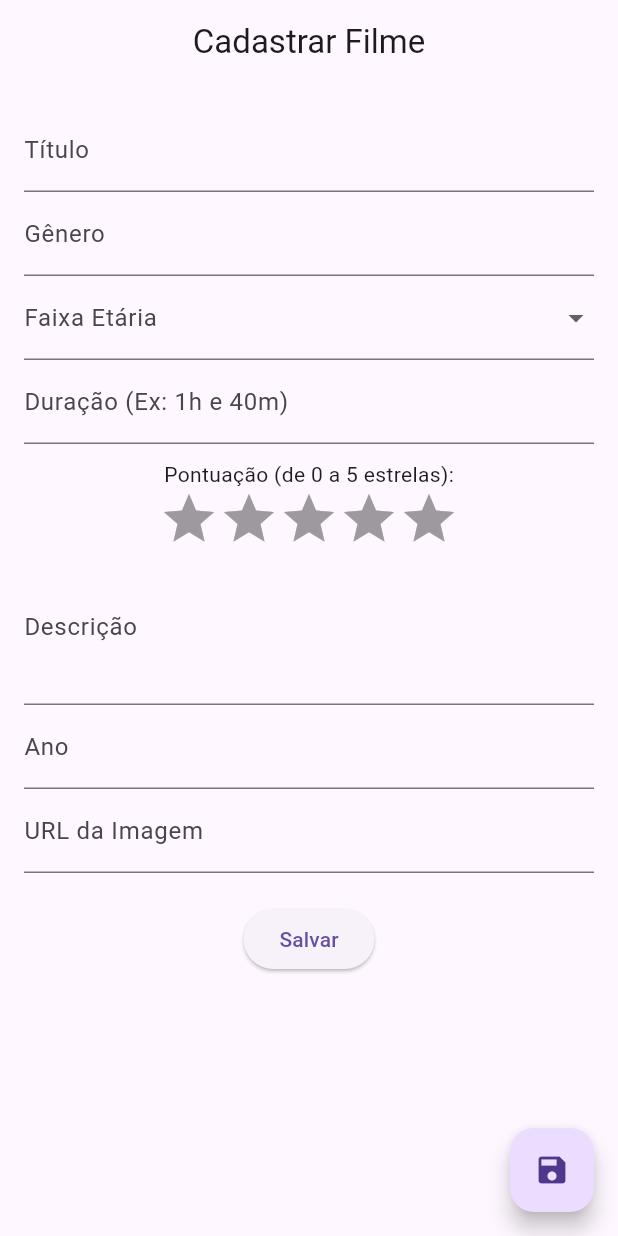
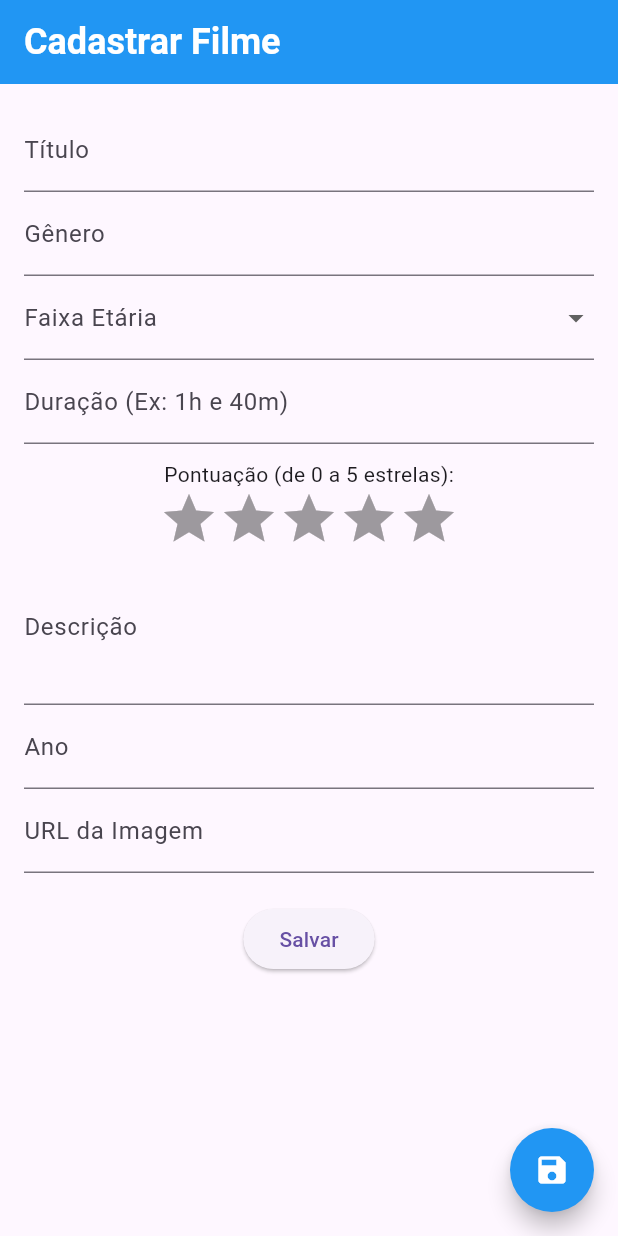
Before and after one commit to ana-gadelha/streaming, a Flutter app: the screen it shows after launch, after a tap on the "add" icon, on a phone screen of 412 x 824 dp. Run offline on Flutter 3.47's test engine with Material 3 defaults, Android fonts, the light colour scheme and no system bars; drawn by our look-alikes of flutter_rating_bar; our stand-ins replace sqflite, sqflite_common_ffi; accounts and stored records are empty.

Commit message:
Melhora visual do AppBar: Título a eswuerda e mais visível

```diff
--- a/lib/views/add_filme_view.dart
+++ b/lib/views/add_filme_view.dart
@@ -18,7 +18,6 @@ class _AddFilmeViewState extends State<AddFilmeView> {
   final TextEditingController generoController = TextEditingController();
   final TextEditingController faixaEtariaController = TextEditingController();
   final TextEditingController duracaoController = TextEditingController();
-  final TextEditingController pontuacaoController = TextEditingController();
   final TextEditingController descricaoController = TextEditingController();
   final TextEditingController anoController = TextEditingController();
   final TextEditingController urlImagemController = TextEditingController();
@@ -50,7 +49,6 @@ class _AddFilmeViewState extends State<AddFilmeView> {
     generoController.clear();
     faixaEtariaController.clear();
     duracaoController.clear();
-    pontuacaoController.clear();
     descricaoController.clear();
     anoController.clear();
     urlImagemController.clear();
@@ -90,7 +88,7 @@ class _AddFilmeViewState extends State<AddFilmeView> {
               },
               validator: (value) =>
                   value == null ? 'Selecione a faixa etária' : null,
-              items: const ['Livre', '12 anos', '16 anos', '18 anos']
+              items: const ['Livre','10 anos', '12 anos', '16 anos', '18 anos']
                 .map((faixa) => DropdownMenuItem(
                   value: faixa,
                   child: Text(faixa),
--- a/lib/views/main_view.dart
+++ b/lib/views/main_view.dart
@@ -26,8 +26,15 @@ class _MainViewState extends State<MainView> {
   Widget build(BuildContext context) {
     return Scaffold(
       appBar: AppBar(
-        title: Text(titles[currentIndex]),
-        centerTitle: true,
+        title: Text(titles[currentIndex],
+          style: const TextStyle(
+            fontSize: 24,
+            fontWeight: FontWeight.bold,
+            color: Colors.white,
+          ),
+        ),
+        backgroundColor: Colors.blue,
+        foregroundColor: Colors.white,
       ),
       body: pages[currentIndex],
       floatingActionButton: FloatingActionButton(
@@ -37,10 +44,13 @@ class _MainViewState extends State<MainView> {
             currentIndex = currentIndex == 0 ? 1 : 0;
           });
         },
+        backgroundColor: Colors.blue,
+        shape: const CircleBorder(),
         child: Icon(
           currentIndex == 0 ? Icons.add : Icons.save,
+          color: Colors.white,
         ),
-      ),
+      )
     );
   }
 }
```
Also changed, not shown: lib/views/home_view.dart (+10 -1 lines).
